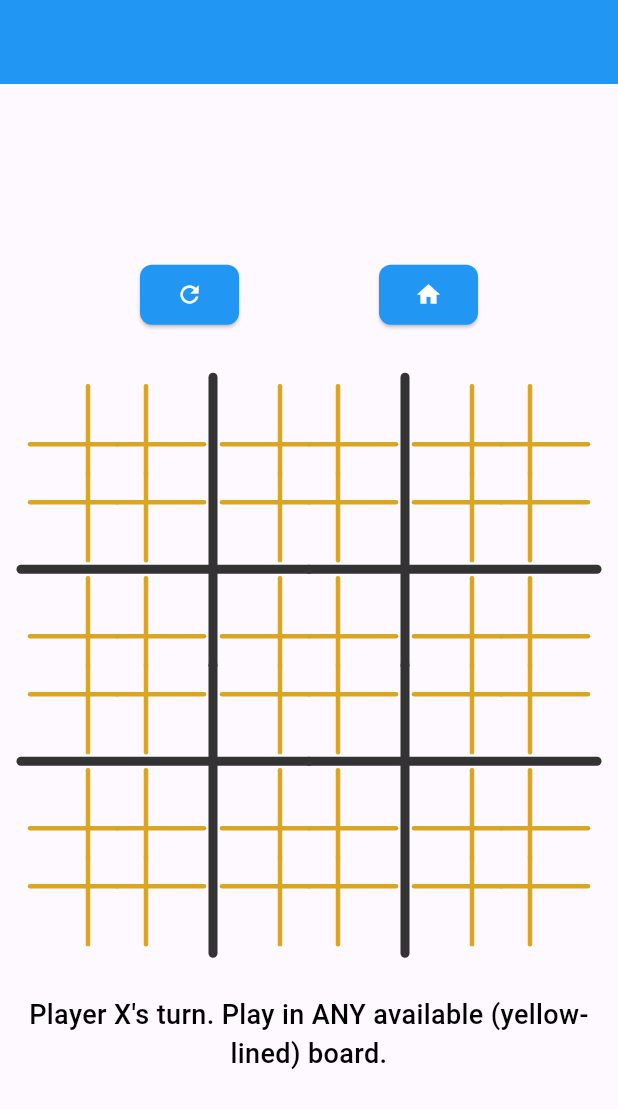
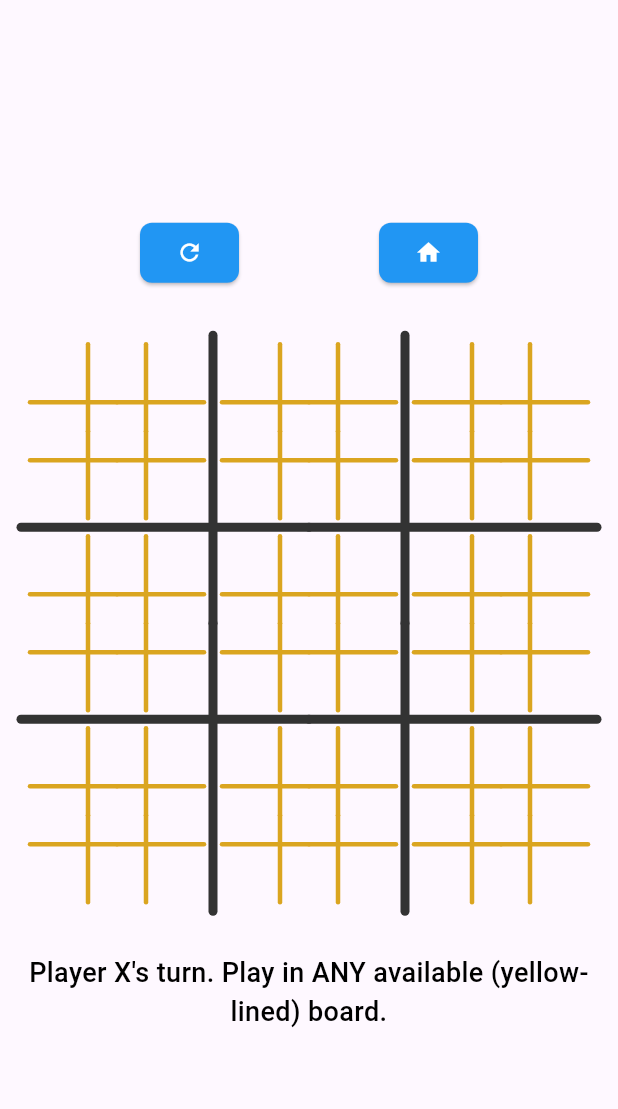
Before and after one commit to Suyash23/upgraded-palm-tree, a Flutter app: the screen it shows after launch, after a tap on "Play vs Human", on a phone screen of 412 x 824 dp. Shown: the top 1109 px of the screen. Run offline on Flutter 3.47's test engine with Material 3 defaults, Android fonts, the phone set to English and light mode, and no system bars.

Commit message:
UI: Remove AppBars from Welcome/Home screens and relocate settings button
This commit implements the following UI changes based on your feedback:

1.  AppBar Removal:
    *   The `AppBar` has been completely removed from `WelcomeScreen`.
    *   The `AppBar` has been completely removed from `HomeScreen`.
    *   AppBars on other screens (e.g., `DifficultyScreen`, `SettingsScreen`) remain unchanged.

2.  Settings Button Relocation (WelcomeScreen):
    *   The settings navigation functionality, previously an icon in the `WelcomeScreen` AppBar, has been moved into the body of the screen.
    *   A settings `IconButton` is now placed at the top-right of the `WelcomeScreen`'s content using a `Stack` and `Positioned` widget for layout.

```diff
--- a/lib/screens/home_screen.dart
+++ b/lib/screens/home_screen.dart
@@ -144,7 +144,7 @@ class _HomeScreenState extends State<HomeScreen> { // New State class
     }
 
     return Scaffold(
-      appBar: AppBar(title: const Text('')),
+      // appBar: AppBar(title: const Text('')), // AppBar removed
       body: Center(
         child: Column(
           mainAxisAlignment: MainAxisAlignment.center,
--- a/lib/screens/welcome_screen.dart
+++ b/lib/screens/welcome_screen.dart
@@ -12,23 +12,13 @@ class WelcomeScreen extends StatelessWidget {
     final AppColorScheme scheme = Provider.of<GameState>(context).currentColorScheme; // Access scheme
 
     return Scaffold(
-      appBar: AppBar(
-        title: const Text(''),
-        automaticallyImplyLeading: false, // No back button to a previous screen
-        actions: <Widget>[
-          IconButton(
-            icon: const Icon(Icons.settings),
-            tooltip: 'Settings', // Optional: for accessibility
-            onPressed: () {
-              Navigator.pushNamed(context, '/settings');
-            },
-          ),
-        ],
-      ),
-      body: Center(
-        child: Column(
-          mainAxisAlignment: MainAxisAlignment.center,
-          children: <Widget>[
+      // appBar: AppBar(...) // AppBar removed
+      body: Stack( // Changed body to Stack
+        children: <Widget>[
+          Center( // Original content wrapped in Center
+            child: Column(
+              mainAxisAlignment: MainAxisAlignment.center,
+              children: <Widget>[
             Text( // Updated first Text widget
               'Super Tic Tac Toe',
               style: TextStyle(
@@ -80,8 +70,29 @@ class WelcomeScreen extends StatelessWidget {
             //   },
             //   child: const Text('How to Play?'),
             // ),
-          ],
-        ),
+          // Optionally, add a "How to Play" button later
+          // const SizedBox(height: 40),
+          // TextButton(
+          //   onPressed: () {
+          //     // TODO: Show rules dialog or navigate to rules screen
+          //   },
+          //   child: const Text('How to Play?'),
+          // ),
+              ],
+            ),
+          ),
+          Positioned( // Settings IconButton positioned on top
+            top: 16.0,
+            right: 16.0,
+            child: IconButton(
+              icon: const Icon(Icons.settings),
+              tooltip: 'Settings',
+              onPressed: () {
+                Navigator.pushNamed(context, '/settings');
+              },
+            ),
+          ),
+        ],
       ),
     );
   }
```
